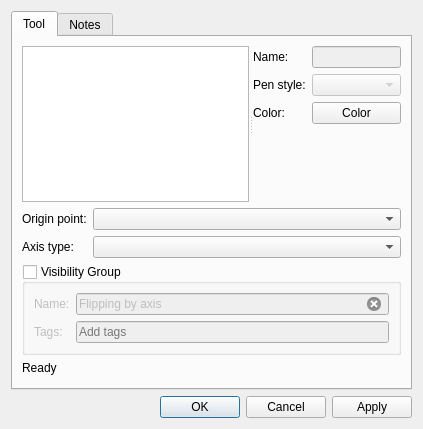
This is src/libs/vtools/dialogs/tools/dialogflippingbyaxis.ui in dismine/valentina as Qt 5 draws it before an edit. The edited form follows.
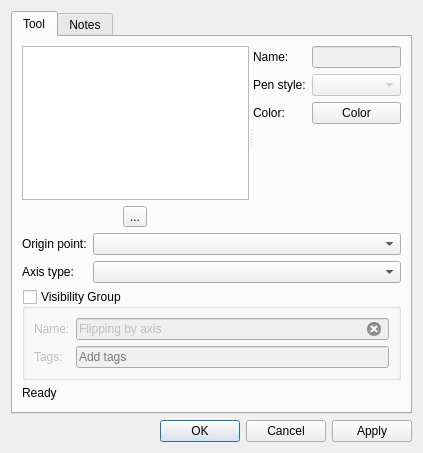
This is the edited form. Icons and pictures are not drawn. Custom widgets are drawn as their Qt base class.

Commit message:
Bulk renaming for group operations.
Since we no longer support suffixes we need an alternative way for bulk renaming.

Patch:
```diff
--- a/src/libs/vtools/dialogs/tools/dialogflippingbyaxis.ui
+++ b/src/libs/vtools/dialogs/tools/dialogflippingbyaxis.ui
@@ -7,7 +7,7 @@
     <x>0</x>
     <y>0</y>
     <width>423</width>
-    <height>429</height>
+    <height>453</height>
    </rect>
   </property>
   <property name="windowTitle">
@@ -27,13 +27,33 @@
       <attribute name="title">
        <string>Tool</string>
       </attribute>
-      <layout class="QVBoxLayout" name="verticalLayout">
+      <layout class="QVBoxLayout" name="verticalLayout_4">
        <item>
         <widget class="QSplitter" name="splitter">
          <property name="orientation">
           <enum>Qt::Orientation::Horizontal</enum>
          </property>
-         <widget class="QListWidget" name="listWidget"/>
+         <widget class="QWidget" name="">
+          <layout class="QVBoxLayout" name="verticalLayout">
+           <item>
+            <widget class="QListWidget" name="listWidget"/>
+           </item>
+           <item>
+            <layout class="QHBoxLayout" name="horizontalLayout">
+             <item>
+              <widget class="QToolButton" name="toolButtonBulkRename">
+               <property name="text">
+                <string notr="true">...</string>
+               </property>
+               <property name="icon">
+                <iconset theme="edit-rename"/>
+               </property>
+              </widget>
+             </item>
+            </layout>
+           </item>
+          </layout>
+         </widget>
          <widget class="QWidget" name="formLayoutWidget">
           <layout class="QFormLayout" name="formLayout_2">
            <item row="0" column="0">
```
The commit also changes 21 other files.
